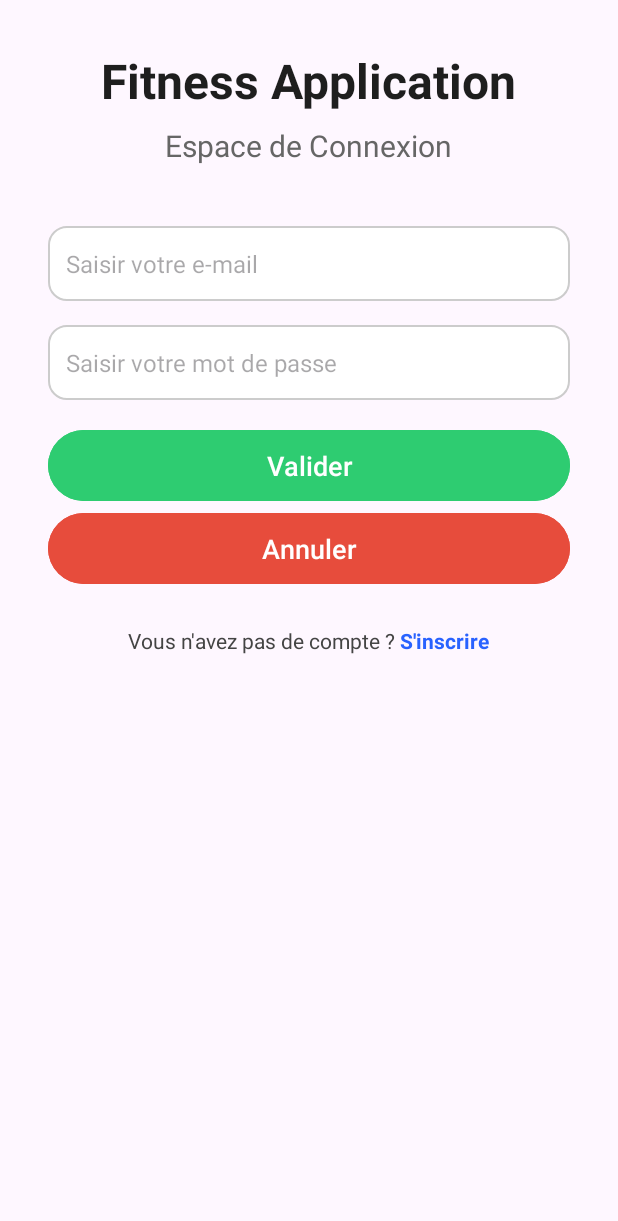
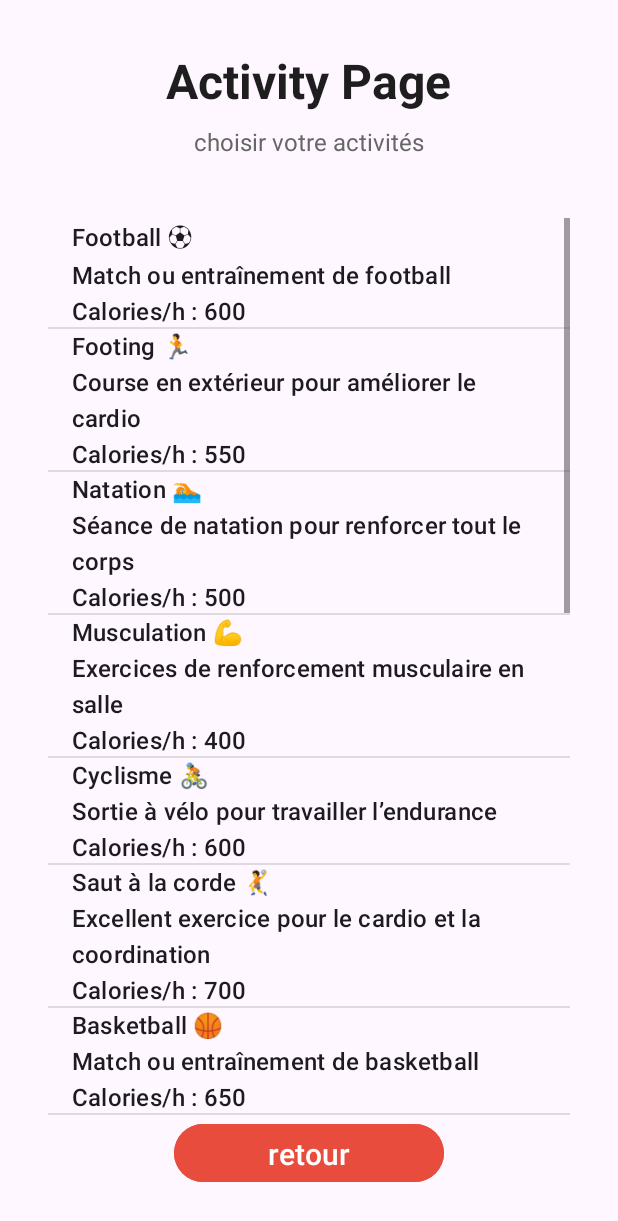
Before and after one commit to Rayen-hash/-fitness_app_project, an Android app: the screen it shows after launch (LoginActivity before the commit, exerciceActivity after it), after a tap on "COMMENCER", on a phone screen of 412 x 824 dp. Shown: the top 1221 px of the screen. Run offline under Robolectric (Android 15) with nearby library versions, the phone set to English and light mode, and no system bars.

Commit message:
page exercices

```diff
--- a/app/src/main/AndroidManifest.xml
+++ b/app/src/main/AndroidManifest.xml
@@ -11,6 +11,9 @@
         android:roundIcon="@mipmap/ic_launcher_round"
         android:supportsRtl="true"
         android:theme="@style/Theme.Login_signup">
+        <activity
+            android:name=".Activity.Sprint2.exerciceActivity"
+            android:exported="false" />
         <activity
             android:name=".Activity.Sprint2.AccueilActivity"
             android:exported="false" />
--- a/app/src/main/java/com/example/login_signup/Activity/MainActivity.java
+++ b/app/src/main/java/com/example/login_signup/Activity/MainActivity.java
@@ -7,6 +7,8 @@ import android.widget.Button;
 import androidx.activity.EdgeToEdge;
 import androidx.appcompat.app.AppCompatActivity;
 
+import com.example.login_signup.Activity.Sprint2.AccueilActivity;
+import com.example.login_signup.Activity.Sprint2.exerciceActivity;
 import com.example.login_signup.Database.Database;
 
 import com.example.login_signup.Models.User;
@@ -25,8 +27,9 @@ public class MainActivity extends AppCompatActivity {
         db = new Database(this);
         db.adduser(new User("Rayen", "Guesmi", "rayen@example.com", "123456", 70.0, 1.75, 25, "perte de poids","Niveau Intermédiaire (3–5 jours / semaine)"));
         commencer =findViewById(R.id.btncom);
+
         commencer.setOnClickListener(v -> {
-            Intent intent = new Intent(MainActivity.this, LoginActivity.class);
+            Intent intent = new Intent(MainActivity.this, exerciceActivity.class);
             startActivity(intent);
         });
 
--- a/app/src/main/java/com/example/login_signup/Activity/Sprint2/exerciceActivity.java
+++ b/app/src/main/java/com/example/login_signup/Activity/Sprint2/exerciceActivity.java
@@ -3,13 +3,14 @@ package com.example.login_signup.Activity.Sprint2;
 import android.content.Intent;
 import android.database.Cursor;
 import android.os.Bundle;
-import android.view.View;
-import android.widget.AdapterView;
+import android.text.InputType;
 import android.widget.ArrayAdapter;
 import android.widget.Button;
+import android.widget.EditText;
 import android.widget.ListView;
 
 import androidx.activity.EdgeToEdge;
+import androidx.appcompat.app.AlertDialog;
 import androidx.appcompat.app.AppCompatActivity;
 
 import com.example.login_signup.Database.Database;
@@ -23,11 +24,16 @@ public class exerciceActivity extends AppCompatActivity {
     Database db;
     ArrayList<Integer> exerciceIds = new ArrayList<>();
 
+    // 🔹 Liste statique pour stocker les exercices et durées pendant la session
+    public static ArrayList<Integer> historiqueExerciceIds = new ArrayList<>();
+    public static ArrayList<Integer> historiqueDurees = new ArrayList<>();
+
     @Override
     protected void onCreate(Bundle savedInstanceState) {
         super.onCreate(savedInstanceState);
         EdgeToEdge.enable(this);
         setContentView(R.layout.exercice_page);
+
         db = new Database(this);
         btnretour = findViewById(R.id.btnretour);
         listeExercice = findViewById(R.id.listeExercice);
@@ -35,49 +41,60 @@ public class exerciceActivity extends AppCompatActivity {
         ArrayList<String> exercicelist = new ArrayList<>();
         Cursor cursor = db.getAllExercices();
 
-        // Vérifie s’il y a des données dans la base
         if (cursor != null && cursor.moveToFirst()) {
             do {
-                // Récupère les colonnes
                 int id = cursor.getInt(cursor.getColumnIndexOrThrow("ID"));
                 String titre = cursor.getString(cursor.getColumnIndexOrThrow("TITRE"));
                 String description = cursor.getString(cursor.getColumnIndexOrThrow("DESCRIPTION"));
+                int calories = cursor.getInt(cursor.getColumnIndexOrThrow("CALORIES_HEURE"));
 
-                // Ajoute les infos dans les deux listes
-                exerciceIds.add(id); // pour savoir quel contact est cliqué
-                exercicelist.add("TITRE : " + titre + "\nDESCRIPTION : " + description); // texte à afficher
-            } while (cursor.moveToNext()); // Passe au contact suivant
+                exerciceIds.add(id);
+                exercicelist.add(titre + "\n" + description + "\nCalories/h : " + calories);
+            } while (cursor.moveToNext());
         }
-        // Ferme le curseur pour libérer la mémoire
         if (cursor != null) cursor.close();
-        // Adapter pour afficher la liste à l’écran
+
         ArrayAdapter<String> adapter = new ArrayAdapter<>(
-                this,                             // Contexte actuel
-                android.R.layout.simple_list_item_1, // Modèle d’affichage simple
-                exercicelist                        // Données à afficher
+                this,
+                android.R.layout.simple_list_item_1,
+                exercicelist
         );
-
-        // Relie l’adaptateur à la ListView
         listeExercice.setAdapter(adapter);
 
-        listeExercice.setOnItemClickListener(new AdapterView.OnItemClickListener() {
-            @Override
-            public void onItemClick(AdapterView<?> parent, View view, int position, long id) {
-                // Récupère l'ID du contact sélectionné
-                int exerciceId = exerciceIds.get(position);
-                // Prépare le passage vers l’activité d’édition du contact
+        // Lorsque l'utilisateur clique sur un exercice
+        listeExercice.setOnItemClickListener((parent, view, position, id) -> {
+            int exerciceId = exerciceIds.get(position);
+
+            AlertDialog.Builder dialog = new AlertDialog.Builder(exerciceActivity.this);
+            dialog.setTitle("Entrer la durée (minutes)");
+
+            final EditText input = new EditText(exerciceActivity.this);
+            input.setHint("Durée en minutes");
+            input.setInputType(InputType.TYPE_CLASS_NUMBER);
+            dialog.setView(input);
+
+            dialog.setPositiveButton("Valider", (d, which) -> {
+                String minutesText = input.getText().toString().trim();
+                if (minutesText.isEmpty()) return;
+
+                int minutes = Integer.parseInt(minutesText);
+
+                // Ajouter dans la liste statique
+                historiqueExerciceIds.add(exerciceId);
+                historiqueDurees.add(minutes);
+
+                // Aller à l'accueil
                 Intent intent = new Intent(exerciceActivity.this, AccueilActivity.class);
-                // Envoie l’ID du contact à l’autre activité
-                intent.putExtra("CONTACT_ID", exerciceId);
-                // Ouvre la nouvelle activité
                 startActivity(intent);
-            }
+            });
+
+            dialog.setNegativeButton("Annuler", null);
+            dialog.show();
         });
 
-    btnretour.setOnClickListener(v -> {
-        Intent intent = new Intent(exerciceActivity.this, AccueilActivity.class);
-        startActivity(intent);
-    });
-
+        btnretour.setOnClickListener(v -> {
+            Intent intent = new Intent(exerciceActivity.this, AccueilActivity.class);
+            startActivity(intent);
+        });
     }
 }
--- a/app/src/main/java/com/example/login_signup/Database/Database.java
+++ b/app/src/main/java/com/example/login_signup/Database/Database.java
@@ -141,23 +141,27 @@ public class Database extends SQLiteOpenHelper {
     }
     String TABLE_NAME = "exercice";
     public void onCreateexercice(SQLiteDatabase db) {
+        // Création de la table exercice avec la colonne CALORIES_HEURE
+        db.execSQL("CREATE TABLE IF NOT EXISTS " + TABLE_NAME +
+                " (ID INTEGER PRIMARY KEY AUTOINCREMENT, TITRE TEXT, DESCRIPTION TEXT, CALORIES_HEURE INTEGER)");
 
-        // Création de la table exercice
-        db.execSQL("CREATE TABLE IF NOT EXISTS " + TABLE_NAME +
-                " (ID INTEGER PRIMARY KEY AUTOINCREMENT, TITRE TEXT, DESCRIPTION TEXT)");
-
-        // Insertions des exercices avec emojis
-        db.execSQL("INSERT INTO " + TABLE_NAME +
-                " (TITRE, DESCRIPTION) VALUES ('Football ⚽', 'Match ou entraînement de football')");
-
-        db.execSQL("INSERT INTO " + TABLE_NAME +
-                " (TITRE, DESCRIPTION) VALUES ('Footing 🏃', 'Course en extérieur pour le cardio')");
-
-        db.execSQL("INSERT INTO " + TABLE_NAME +
-                " (TITRE, DESCRIPTION) VALUES ('Natation 🏊', 'Séance de natation pour tout le corps')");
-
-        db.execSQL("INSERT INTO " + TABLE_NAME +
-                " (TITRE, DESCRIPTION) VALUES ('Musculation 💪', 'Exercices de renforcement musculaire')");
+// Insertion des exercices avec calories approximatives par heure
+        db.execSQL("INSERT INTO " + TABLE_NAME + " (TITRE, DESCRIPTION, CALORIES_HEURE) VALUES ('Football ⚽', 'Match ou entraînement de football', 600)");
+        db.execSQL("INSERT INTO " + TABLE_NAME + " (TITRE, DESCRIPTION, CALORIES_HEURE) VALUES ('Footing 🏃', 'Course en extérieur pour améliorer le cardio', 550)");
+        db.execSQL("INSERT INTO " + TABLE_NAME + " (TITRE, DESCRIPTION, CALORIES_HEURE) VALUES ('Natation 🏊', 'Séance de natation pour renforcer tout le corps', 500)");
+        db.execSQL("INSERT INTO " + TABLE_NAME + " (TITRE, DESCRIPTION, CALORIES_HEURE) VALUES ('Musculation 💪', 'Exercices de renforcement musculaire en salle', 400)");
+        db.execSQL("INSERT INTO " + TABLE_NAME + " (TITRE, DESCRIPTION, CALORIES_HEURE) VALUES ('Cyclisme 🚴', 'Sortie à vélo pour travailler l’endurance', 600)");
+        db.execSQL("INSERT INTO " + TABLE_NAME + " (TITRE, DESCRIPTION, CALORIES_HEURE) VALUES ('Saut à la corde 🤾', 'Excellent exercice pour le cardio et la coordination', 700)");
+        db.execSQL("INSERT INTO " + TABLE_NAME + " (TITRE, DESCRIPTION, CALORIES_HEURE) VALUES ('Basketball 🏀', 'Match ou entraînement de basketball', 650)");
+        db.execSQL("INSERT INTO " + TABLE_NAME + " (TITRE, DESCRIPTION, CALORIES_HEURE) VALUES ('Yoga 🧘', 'Séance d’étirements et de relaxation du corps et de l’esprit', 250)");
+        db.execSQL("INSERT INTO " + TABLE_NAME + " (TITRE, DESCRIPTION, CALORIES_HEURE) VALUES ('Boxe 🥊', 'Entraînement de boxe : cardio, frappe et défense', 700)");
+        db.execSQL("INSERT INTO " + TABLE_NAME + " (TITRE, DESCRIPTION, CALORIES_HEURE) VALUES ('Taekwondo 🥋', 'Art martial axé sur les coups de pied rapides', 650)");
+        db.execSQL("INSERT INTO " + TABLE_NAME + " (TITRE, DESCRIPTION, CALORIES_HEURE) VALUES ('Karaté 🥋', 'Art martial axé sur les techniques de mains et pieds', 600)");
+        db.execSQL("INSERT INTO " + TABLE_NAME + " (TITRE, DESCRIPTION, CALORIES_HEURE) VALUES ('MMA 🤼‍♂️', 'Entraînement complet mélangeant plusieurs arts martiaux', 750)");
+        db.execSQL("INSERT INTO " + TABLE_NAME + " (TITRE, DESCRIPTION, CALORIES_HEURE) VALUES ('Lutte 🤼', 'Sport de combat basé sur le contrôle et les projections', 700)");
+        db.execSQL("INSERT INTO " + TABLE_NAME + " (TITRE, DESCRIPTION, CALORIES_HEURE) VALUES ('Jiu-Jitsu Brésilien 🇧🇷', 'Art martial basé sur le sol et les soumissions', 650)");
+        db.execSQL("INSERT INTO " + TABLE_NAME + " (TITRE, DESCRIPTION, CALORIES_HEURE) VALUES ('HIIT 🔥', 'Entraînement intensif par intervalles pour brûler des calories', 800)");
+        db.execSQL("INSERT INTO " + TABLE_NAME + " (TITRE, DESCRIPTION, CALORIES_HEURE) VALUES ('Pilates 🧘‍♀️', 'Travail du gainage, posture et contrôle du corps', 300)");
     }
     public Cursor getAllExercices() {
         SQLiteDatabase db = this.getReadableDatabase();
--- a/app/src/main/java/com/example/login_signup/Models/Exercice.java
+++ b/app/src/main/java/com/example/login_signup/Models/Exercice.java
@@ -5,11 +5,14 @@ public class Exercice {
     private int id;
     private String titre;
     private String description;
+    private Integer CALORIES_HEURE;
+
 
     // Constructeur
-    public Exercice(String titre, String description, String illustration) {
+    public Exercice(String titre, String description, String illustration, Integer CALORIES_HEURE)  {
         this.titre = titre;
         this.description = description;
+        this.CALORIES_HEURE = CALORIES_HEURE;
     }
 
     // Constructeur vide (recommandé pour SQLite / Firebase / etc.)
--- a/app/src/main/res/layout/exercice_page.xml
+++ b/app/src/main/res/layout/exercice_page.xml
@@ -29,7 +29,7 @@
         <TextView
             android:layout_width="wrap_content"
             android:layout_height="wrap_content"
-            android:text="ajouter votre activités"
+            android:text="choisir votre activités"
             android:textSize="16sp"
             android:textColor="#666"
             android:paddingBottom="40dp"/>
@@ -37,7 +37,7 @@
         <ListView
             android:id="@+id/listeExercice"
             android:layout_width="match_parent"
-            android:layout_height="500dp"/>
+            android:layout_height="600dp"/>
 
         <Button
             android:id="@+id/btnretour"
```
Also changed, not shown: app/src/main/java/com/example/login_signup/Activity/Sprint2/AccueilActivity.java (+64 -3 lines), app/src/main/res/layout/activity_accueil.xml (+29 -10 lines).
